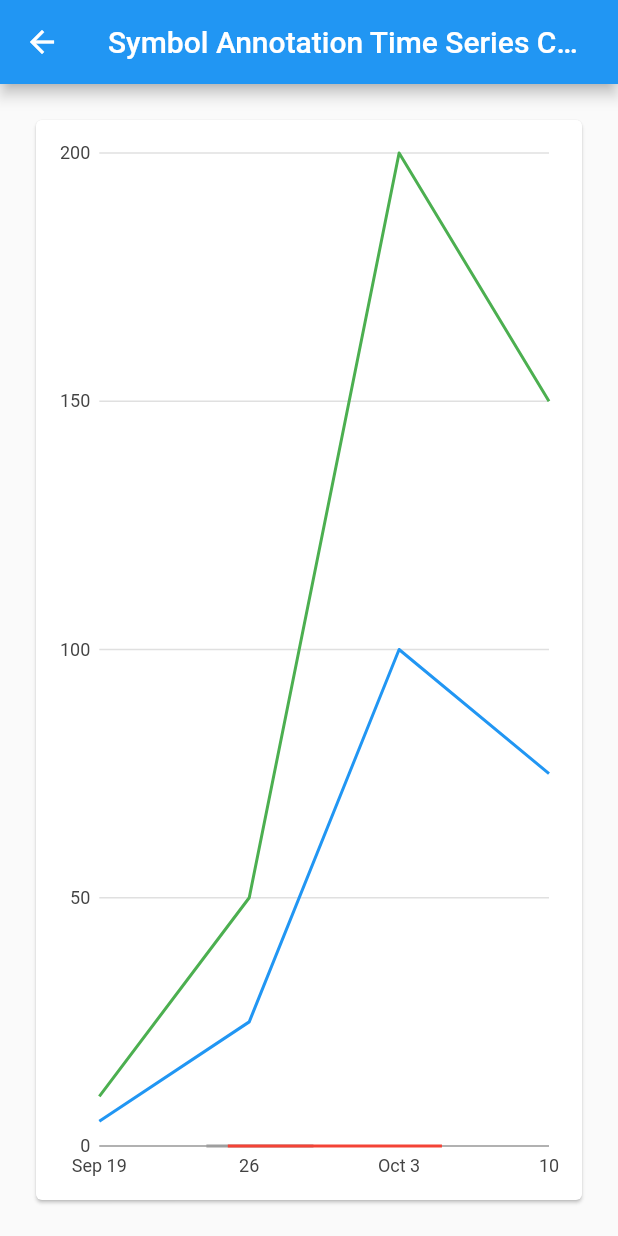
After one commit to NikhilKukreja26/Flutter-Bar-Charts, a Flutter app: the SymbolAnnotationTimeSeriesChartScreen screen opened directly, on a phone screen of 412 x 824 dp. The commit adds this screen. Run offline on Flutter 3.47's test engine with Material 2 defaults, Android fonts, the phone set to English and light mode, and no system bars; our stand-ins replace charts_flutter, fl_chart, pie_chart; missing offline and left inert: flutter_circular_chart; statements that could not run were skipped.

Commit message:
Time Series Charts added

```diff
--- /dev/null
+++ b/lib/models/time_series_sales.dart
@@ -0,0 +1,13 @@
+class TimeSeriesSales {
+  final DateTime timeCurrent;
+  final DateTime timePrevious;
+  final DateTime timeTarget;
+  final int sales;
+
+  TimeSeriesSales({
+    this.timeCurrent,
+    this.timePrevious,
+    this.timeTarget,
+    this.sales,
+  });
+}
--- a/lib/screens/time_series_charts/index.dart
+++ b/lib/screens/time_series_charts/index.dart
@@ -1 +1,9 @@
 export 'build_time_series_charts.dart';
+export 'simple_time_series_chart_screen.dart';
+export 'end_points_axis_time_series_chart_screen.dart';
+export 'confidence_interval_time_series_chart_screen.dart';
+export 'line_annotation_time_series_chart_screen.dart';
+export 'range_annotation_time_series_chart_screen.dart';
+export 'range_annotation_margin_time_series_chart_screen.dart';
+export 'symbol_annotation_time_series_chart_screen.dart';
+export 'with_bar_renderer_time_series_chart_screen.dart';
--- /dev/null
+++ b/lib/screens/time_series_charts/symbol_annotation_time_series_chart_screen.dart
@@ -0,0 +1,124 @@
+import 'package:flutter/material.dart';
+import 'package:charts_flutter/flutter.dart' as charts;
+
+import '../../models/time_series_sales.dart';
+
+class SymbolAnnotationTimeSeriesChartScreen extends StatelessWidget {
+  static List<charts.Series<TimeSeriesSales, DateTime>> createSampleData() {
+    final myDesktopData = [
+      TimeSeriesSales(timeCurrent: DateTime(2017, 9, 19), sales: 5),
+      TimeSeriesSales(timeCurrent: DateTime(2017, 9, 26), sales: 25),
+      TimeSeriesSales(timeCurrent: DateTime(2017, 10, 3), sales: 100),
+      TimeSeriesSales(timeCurrent: DateTime(2017, 10, 10), sales: 75),
+    ];
+
+    final myTabletData = [
+      TimeSeriesSales(timeCurrent: DateTime(2017, 9, 19), sales: 10),
+      TimeSeriesSales(timeCurrent: DateTime(2017, 9, 26), sales: 50),
+      TimeSeriesSales(timeCurrent: DateTime(2017, 10, 3), sales: 200),
+      TimeSeriesSales(timeCurrent: DateTime(2017, 10, 10), sales: 150),
+    ];
+
+    final myAnnotationData1 = [
+      TimeSeriesSales(
+        timeCurrent: DateTime(2017, 9, 24),
+        timePrevious: DateTime(2017, 9, 19),
+        timeTarget: DateTime(2017, 9, 24),
+      ),
+      TimeSeriesSales(
+        timeCurrent: DateTime(2017, 9, 29),
+        timePrevious: DateTime(2017, 9, 29),
+        timeTarget: DateTime(2017, 10, 4),
+      ),
+    ];
+
+    final myAnnotationData2 = [
+      TimeSeriesSales(
+        timeCurrent: DateTime(2017, 9, 25),
+        timePrevious: DateTime(2017, 9, 21),
+        timeTarget: DateTime(2017, 9, 25),
+      ),
+      TimeSeriesSales(
+        timeCurrent: DateTime(2017, 9, 31),
+      ),
+      TimeSeriesSales(
+        timeCurrent: DateTime(2017, 10, 5),
+      ),
+    ];
+
+    return [
+      charts.Series<TimeSeriesSales, DateTime>(
+        id: 'Desktop',
+        domainFn: (TimeSeriesSales sales, _) => sales.timeCurrent,
+        measureFn: (TimeSeriesSales sales, _) => sales.sales,
+        data: myDesktopData,
+        colorFn: (_, __) => charts.MaterialPalette.blue.shadeDefault,
+      ),
+      charts.Series<TimeSeriesSales, DateTime>(
+        id: 'Tablet',
+        domainFn: (TimeSeriesSales sales, _) => sales.timeCurrent,
+        measureFn: (TimeSeriesSales sales, _) => sales.sales,
+        data: myTabletData,
+        colorFn: (_, __) => charts.MaterialPalette.green.shadeDefault,
+      ),
+      new charts.Series<TimeSeriesSales, DateTime>(
+        id: 'Annotation Series 1',
+        colorFn: (_, __) => charts.MaterialPalette.gray.shadeDefault,
+        domainFn: (TimeSeriesSales sales, _) => sales.timeCurrent,
+        domainLowerBoundFn: (TimeSeriesSales row, _) => row.timePrevious,
+        domainUpperBoundFn: (TimeSeriesSales row, _) => row.timeTarget,
+        // No measure values are needed for symbol annotations.
+        measureFn: (_, __) => null,
+        data: myAnnotationData1,
+      )
+        // Configure our custom symbol annotation renderer for this series.
+        ..setAttribute(charts.rendererIdKey, 'customSymbolAnnotation')
+        // Optional radius for the annotation shape. If not specified, this will
+        // default to the same radius as the points.
+        ..setAttribute(charts.boundsLineRadiusPxKey, 3.5),
+      new charts.Series<TimeSeriesSales, DateTime>(
+        id: 'Annotation Series 2',
+        colorFn: (_, __) => charts.MaterialPalette.red.shadeDefault,
+        domainFn: (TimeSeriesSales sales, _) => sales.timeCurrent,
+        domainLowerBoundFn: (TimeSeriesSales row, _) => row.timePrevious,
+        domainUpperBoundFn: (TimeSeriesSales row, _) => row.timeTarget,
+        // No measure values are needed for symbol annotations.
+        measureFn: (_, __) => null,
+        data: myAnnotationData2,
+      )
+        // Configure our custom symbol annotation renderer for this series.
+        ..setAttribute(charts.rendererIdKey, 'customSymbolAnnotation')
+        // Optional radius for the annotation shape. If not specified, this will
+        // default to the same radius as the points.
+        ..setAttribute(charts.boundsLineRadiusPxKey, 3.5),
+    ];
+  }
+
+  @override
+  Widget build(BuildContext context) {
+    return Scaffold(
+      appBar: AppBar(
+        title: Text('Symbol Annotation Time Series Chart'),
+      ),
+      body: Container(
+        padding: const EdgeInsets.all(20.0),
+        child: Card(
+          child: Padding(
+            padding: const EdgeInsets.all(8.0),
+            child: charts.TimeSeriesChart(
+              createSampleData(),
+              animate: true,
+              animationDuration: const Duration(milliseconds: 500),
+              dateTimeFactory: const charts.LocalDateTimeFactory(),
+              customSeriesRenderers: [
+                new charts.SymbolAnnotationRendererConfig(
+                    // ID used to link series to this renderer.
+                    customRendererId: 'customSymbolAnnotation'),
+              ],
+            ),
+          ),
+        ),
+      ),
+    );
+  }
+}
```
Also changed, not shown: lib/models/time_series_sales_model.dart (added, +9 -0 lines), lib/screens/time_series_charts/build_time_series_charts.dart (+72 -1 lines), lib/screens/time_series_charts/confidence_interval_time_series_chart_screen.dart (added, +51 -0 lines), lib/screens/time_series_charts/end_points_axis_time_series_chart_screen.dart (added, +29 -0 lines), lib/screens/time_series_charts/line_annotation_time_series_chart_screen.dart (added, +44 -0 lines), lib/screens/time_series_charts/range_annotation_margin_time_series_chart_screen.dart (added, +70 -0 lines), lib/screens/time_series_charts/range_annotation_time_series_chart_screen.dart (added, +39 -0 lines), lib/screens/time_series_charts/simple_time_series_chart_screen.dart (added, +48 -0 lines), lib/screens/time_series_charts/with_bar_renderer_time_series_chart_screen.dart (added, +70 -0 lines).
